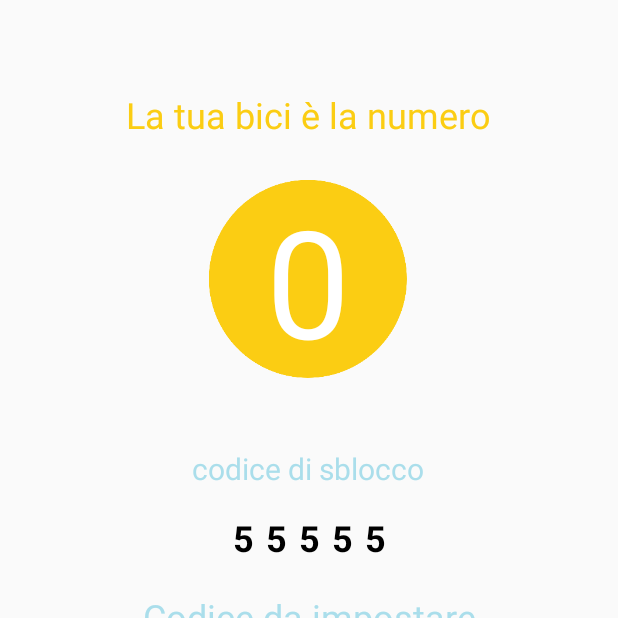
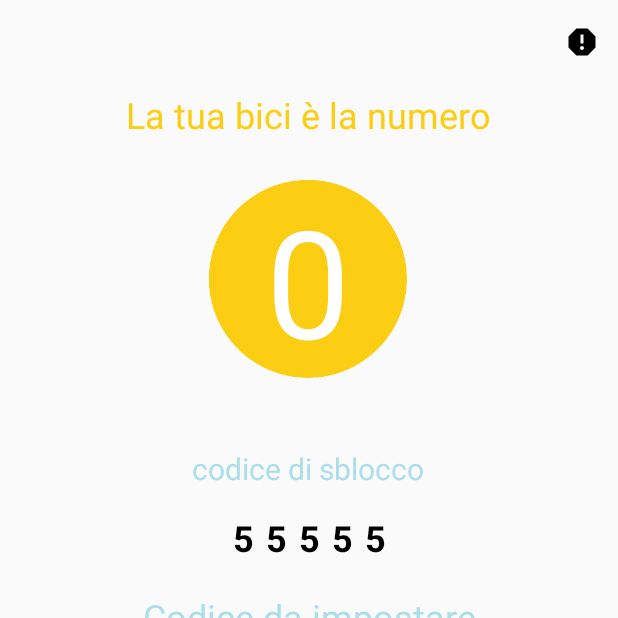
Before and after one commit to DirtyoHarry/test, an Android app: the InfoActivity screen opened directly, with no data from a screen before it, on a phone screen of 412 x 824 dp, the top half of it. Run offline under Robolectric (Android 15) with nearby library versions, the phone set to English and light mode, and no system bars; our stand-ins replace Firebase (no records; nobody signed in at launch, a user with empty details on screens opened directly); 7 statements that could not run were skipped.

Commit message:
Release 0.7

```diff
--- a/app/src/main/AndroidManifest.xml
+++ b/app/src/main/AndroidManifest.xml
@@ -12,12 +12,15 @@
         android:label="Beecy"
         android:roundIcon="@drawable/icon"
         android:supportsRtl="true"
-        android:theme="@style/AppTheme">
+        android:theme="@style/AppTheme"
+        >
+
         <activity android:name=".RecoverPasswordActivity"></activity>
         <activity android:name=".InfoActivity" />
         <activity android:name=".BookingActivity" />
         <activity android:name=".MainActivity">
             <intent-filter>
+
                 <action android:name="android.intent.action.MAIN" />
 
                 <category android:name="android.intent.category.LAUNCHER" />
--- /dev/null
+++ b/app/src/main/res/drawable/ic_report_bike.xml
@@ -0,0 +1,9 @@
+<vector xmlns:android="http://schemas.android.com/apk/res/android"
+        android:width="24dp"
+        android:height="24dp"
+        android:viewportWidth="24.0"
+        android:viewportHeight="24.0">
+    <path
+        android:fillColor="#FF000000"
+        android:pathData="M15.73,3L8.27,3L3,8.27v7.46L8.27,21h7.46L21,15.73L21,8.27L15.73,3zM12,17.3c-0.72,0 -1.3,-0.58 -1.3,-1.3 0,-0.72 0.58,-1.3 1.3,-1.3 0.72,0 1.3,0.58 1.3,1.3 0,0.72 -0.58,1.3 -1.3,1.3zM13,13h-2L11,7h2v6z"/>
+</vector>
--- a/app/src/main/res/layout/activity_info.xml
+++ b/app/src/main/res/layout/activity_info.xml
@@ -5,6 +5,13 @@
     android:layout_width="match_parent"
     android:layout_height="match_parent"
     tools:context=".InfoActivity">
+
+    <include
+        android:id="@+id/actionbar"
+        layout="@layout/actionbar"
+        app:layout_constraintEnd_toEndOf="parent"
+        app:layout_constraintStart_toStartOf="parent"
+        tools:layout_editor_absoluteY="-23dp" />
 
     <TextView
         android:id="@+id/textView2"
--- /dev/null
+++ b/app/src/main/res/menu/help.xml
@@ -0,0 +1,9 @@
+<?xml version="1.0" encoding="utf-8"?>
+<menu xmlns:android="http://schemas.android.com/apk/res/android"
+    xmlns:app="http://schemas.android.com/apk/res-auto">
+<item android:id="@+id/logout"
+    android:icon="@drawable/ic_report_bike"
+    android:title="Log Out"
+    app:showAsAction="ifRoom"/>
+
+</menu>
```
Also changed, not shown: app/build.gradle (+5 -3 lines), app/src/main/java/com/scerit/test/InfoActivity.java (+102 -0 lines), app/src/main/res/layout/oldcodes_list.xml (added, +23 -0 lines), app/src/main/res/drawable/defaultgen.png (added), app/src/main/res/drawable/girl.png (added), app/src/main/res/drawable/man.png (added), 3 other files.
